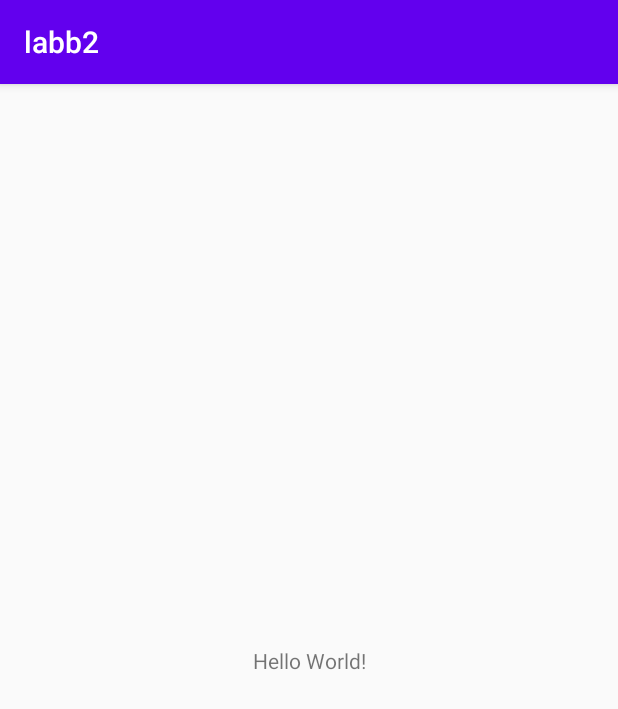
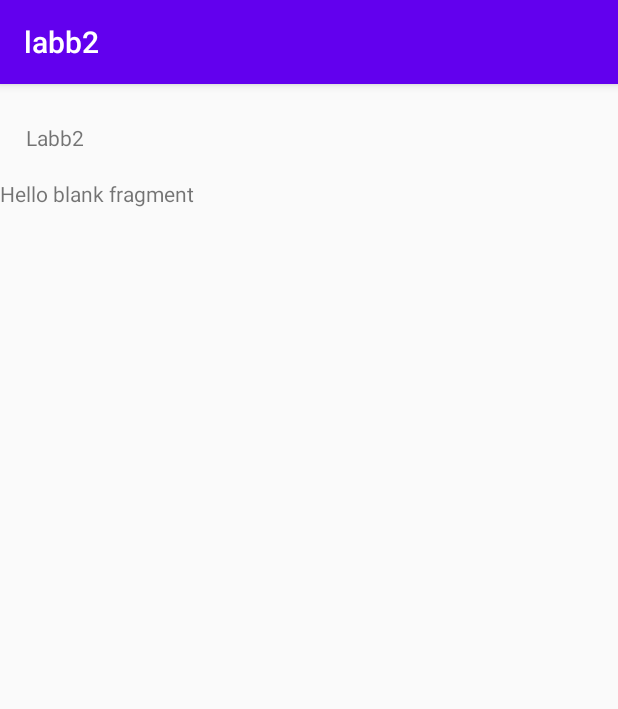
Before and after one commit to CalleEklund/Ebay-liu, an Android app: the screen it shows after launch (MainActivity), on a phone screen of 412 x 824 dp. Shown: the top 709 px of the screen. Run offline under Robolectric (Android 15) with nearby library versions, the phone set to English and light mode, and no system bars.

Commit message:
första fragment

```diff
--- a/andriodlabb/labb2/app/build.gradle
+++ b/andriodlabb/labb2/app/build.gradle
@@ -28,6 +28,7 @@ dependencies {
 
     implementation 'androidx.appcompat:appcompat:1.1.0'
     implementation 'androidx.constraintlayout:constraintlayout:1.1.3'
+    implementation 'androidx.legacy:legacy-support-v4:1.0.0'
     testImplementation 'junit:junit:4.12'
     androidTestImplementation 'androidx.test.ext:junit:1.1.1'
     androidTestImplementation 'androidx.test.espresso:espresso-core:3.2.0'
--- /dev/null
+++ b/andriodlabb/labb2/app/src/main/java/com/example/labb2/ListFragment.java
@@ -0,0 +1,23 @@
+package com.example.labb2;
+
+import android.os.Bundle;
+
+import androidx.annotation.NonNull;
+import androidx.annotation.Nullable;
+import androidx.fragment.app.Fragment;
+
+import android.view.LayoutInflater;
+import android.view.View;
+import android.view.ViewGroup;
+
+/**
+ * Lägg in en listview som håller listan samt ett fragment som håller details
+ */
+public class ListFragment extends Fragment {
+    @Nullable
+    @Override
+    public View onCreateView(@NonNull LayoutInflater inflater, @Nullable ViewGroup container, @Nullable Bundle savedInstanceState) {
+        View rootView = inflater.inflate(R.layout.fragment_list,container,false);
+        return rootView;
+    }
+}
--- a/andriodlabb/labb2/app/src/main/java/com/example/labb2/MainActivity.java
+++ b/andriodlabb/labb2/app/src/main/java/com/example/labb2/MainActivity.java
@@ -10,5 +10,7 @@ public class MainActivity extends AppCompatActivity {
     protected void onCreate(Bundle savedInstanceState) {
         super.onCreate(savedInstanceState);
         setContentView(R.layout.activity_main);
+        ListFragment listFragment = new ListFragment();
+        getSupportFragmentManager().beginTransaction().add(R.id.frameLayout,listFragment).commit();
     }
 }
--- a/andriodlabb/labb2/app/src/main/res/layout/activity_main.xml
+++ b/andriodlabb/labb2/app/src/main/res/layout/activity_main.xml
@@ -7,12 +7,28 @@
     tools:context=".MainActivity">
 
     <TextView
+        android:id="@+id/textView"
         android:layout_width="wrap_content"
         android:layout_height="wrap_content"
-        android:text="Hello World!"
-        app:layout_constraintBottom_toBottomOf="parent"
+        android:layout_marginTop="26dp"
+        android:layout_marginBottom="18dp"
+        android:text="Labb2"
+        app:layout_constraintBottom_toTopOf="@+id/frameLayout"
+        app:layout_constraintHorizontal_bias="0.047"
         app:layout_constraintLeft_toLeftOf="parent"
         app:layout_constraintRight_toRightOf="parent"
-        app:layout_constraintTop_toTopOf="parent" />
+        app:layout_constraintTop_toTopOf="parent"
+        app:layout_constraintVertical_bias="0.036" />
+
+    <FrameLayout
+        android:id="@+id/frameLayout"
+        android:layout_width="0dp"
+        android:layout_height="0dp"
+        app:layout_constraintBottom_toBottomOf="parent"
+        app:layout_constraintEnd_toEndOf="parent"
+        app:layout_constraintStart_toStartOf="parent"
+        app:layout_constraintTop_toBottomOf="@+id/textView">
+
+    </FrameLayout>
 
 </androidx.constraintlayout.widget.ConstraintLayout>
--- /dev/null
+++ b/andriodlabb/labb2/app/src/main/res/layout/fragment_list.xml
@@ -0,0 +1,14 @@
+<?xml version="1.0" encoding="utf-8"?>
+<RelativeLayout xmlns:android="http://schemas.android.com/apk/res/android"
+    xmlns:tools="http://schemas.android.com/tools"
+    android:layout_width="match_parent"
+    android:layout_height="match_parent"
+    tools:context=".ListFragment">
+
+    <!-- TODO: Update blank fragment layout -->
+    <TextView
+        android:layout_width="match_parent"
+        android:layout_height="match_parent"
+        android:text="@string/hello_blank_fragment" />
+
+</RelativeLayout>
--- a/andriodlabb/labb2/app/src/main/res/values/strings.xml
+++ b/andriodlabb/labb2/app/src/main/res/values/strings.xml
@@ -1,3 +1,6 @@
 <resources>
     <string name="app_name">labb2</string>
+
+    <!-- TODO: Remove or change this placeholder text -->
+    <string name="hello_blank_fragment">Hello blank fragment</string>
 </resources>
```
